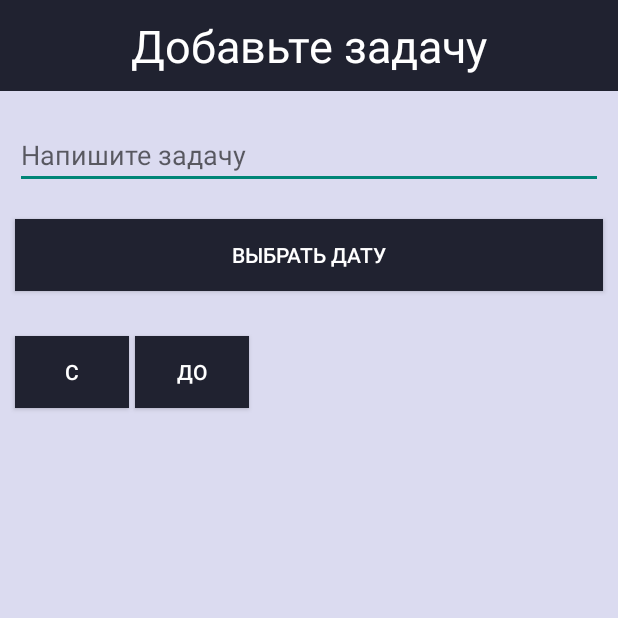
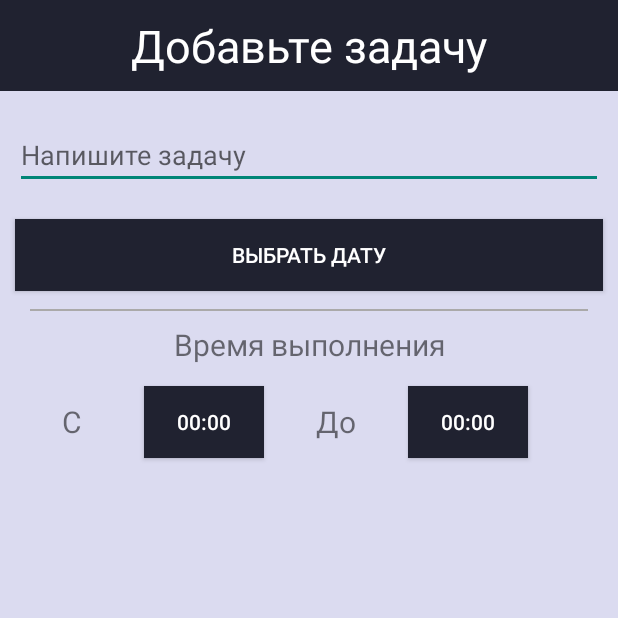
Before and after one commit to OVERENSAL/StudentScheduler, an Android app: the AddTasksActivity screen opened directly, with no data from a screen before it, on a phone screen of 412 x 824 dp, the top half of it. Run offline under Robolectric (Android 15) with nearby library versions, the phone set to English and light mode, and no system bars.

Commit message:
add TimePicker

```diff
--- a/StudentScheduler/app/src/main/java/com/example/studentscheduler/AddTasksActivity.kt
+++ b/StudentScheduler/app/src/main/java/com/example/studentscheduler/AddTasksActivity.kt
@@ -69,7 +69,7 @@ class AddTasksActivity : AppCompatActivity() {
             val tpd = TimePickerDialog.OnTimeSetListener { timePicker, startHour, startMinute ->
                 c.set(Calendar.HOUR_OF_DAY, startHour)
                 c.set(Calendar.MINUTE, startMinute)
-                startTimeView.text = SimpleDateFormat("HH:mm").format(c.time)
+                startTimeButton.text = SimpleDateFormat("HH:mm").format(c.time)
             }
             TimePickerDialog(
                 this,
@@ -85,7 +85,7 @@ class AddTasksActivity : AppCompatActivity() {
             val tpd = TimePickerDialog.OnTimeSetListener { timePicker, finishHour, finishMinute ->
                 c.set(Calendar.HOUR_OF_DAY, finishHour)
                 c.set(Calendar.MINUTE, finishMinute)
-                finishTimeView.text = SimpleDateFormat("HH:mm").format(c.time)
+                finishTimeButton.text = SimpleDateFormat("HH:mm").format(c.time)
             }
             TimePickerDialog(
                 this,
--- a/StudentScheduler/app/src/main/res/layout/activity_add_tasks.xml
+++ b/StudentScheduler/app/src/main/res/layout/activity_add_tasks.xml
@@ -48,6 +48,18 @@
         app:layout_constraintStart_toStartOf="parent"
         app:layout_constraintTop_toBottomOf="@+id/constraintLayout" />
 
+    <View
+        android:id="@+id/view"
+        android:layout_width="match_parent"
+        android:layout_height="1dp"
+        android:layout_marginStart="20dp"
+        android:layout_marginTop="12dp"
+        android:layout_marginEnd="20dp"
+        android:background="#AAA9A9"
+        app:layout_constraintEnd_toEndOf="parent"
+        app:layout_constraintStart_toStartOf="parent"
+        app:layout_constraintTop_toBottomOf="@+id/calendar_button" />
+
     <Button
         android:id="@+id/calendar_button"
         android:layout_width="match_parent"
@@ -62,47 +74,68 @@
         app:layout_constraintStart_toStartOf="parent"
         app:layout_constraintTop_toBottomOf="@+id/edit_text" />
 
+    <TextView
+        android:id="@+id/runTimeView"
+        android:layout_width="match_parent"
+        android:layout_height="wrap_content"
+        android:layout_marginStart="10dp"
+        android:layout_marginTop="10dp"
+        android:layout_marginEnd="10dp"
+        android:gravity="center"
+        android:text="@string/runTime"
+        android:textSize="20sp"
+        app:layout_constraintEnd_toEndOf="parent"
+        app:layout_constraintStart_toStartOf="parent"
+        app:layout_constraintTop_toTopOf="@+id/view" />
+
     <Button
         android:id="@+id/startTimeButton"
+        android:layout_width="80dp"
+        android:layout_height="wrap_content"
+        android:layout_marginStart="10dp"
+        android:layout_marginTop="14dp"
+        android:background="@color/mainColor"
+        android:text="@string/_00_00"
+        android:textColor="#FFFFFF"
+        app:layout_constraintStart_toEndOf="@+id/startTimeView"
+        app:layout_constraintTop_toBottomOf="@+id/runTimeView" />
+
+    <TextView
+        android:id="@+id/startTimeView"
         android:layout_width="76dp"
         android:layout_height="wrap_content"
         android:layout_marginStart="10dp"
-        android:layout_marginTop="30dp"
-        android:background="@color/mainColor"
-        android:text="@string/startTimeButton"
-        android:textColor="#FFFFFF"
+        android:layout_marginTop="24dp"
+        android:gravity="center"
+        android:text="@string/startTimeView"
+        android:textSize="20sp"
         app:layout_constraintStart_toStartOf="parent"
-        app:layout_constraintTop_toBottomOf="@+id/calendar_button" />
-
-    <TextView
-        android:id="@+id/startTimeView"
-        android:layout_width="80dp"
-        android:layout_height="wrap_content"
-        android:layout_marginTop="30dp"
-        android:textSize="30sp"
-        app:layout_constraintTop_toBottomOf="@+id/calendar_button"
-        tools:layout_editor_absoluteX="96dp" />
+        app:layout_constraintTop_toBottomOf="@+id/runTimeView" />
 
     <Button
         android:id="@+id/finishTimeButton"
+        android:layout_width="80dp"
+        android:layout_height="wrap_content"
+        android:layout_marginStart="10dp"
+        android:layout_marginTop="14dp"
+        android:background="@color/mainColor"
+        android:text="@string/_00_00"
+        android:textColor="#FFFFFF"
+        app:layout_constraintStart_toEndOf="@+id/finishTimeView"
+        app:layout_constraintTop_toBottomOf="@+id/runTimeView" />
+
+    <TextView
+        android:id="@+id/finishTimeView"
         android:layout_width="76dp"
         android:layout_height="wrap_content"
         android:layout_marginStart="10dp"
-        android:layout_marginTop="30dp"
-        android:background="@color/mainColor"
-        android:text="@string/finishTimeButton"
-        android:textColor="#FFFFFF"
-        app:layout_constraintStart_toEndOf="@+id/startTimeView"
-        app:layout_constraintTop_toBottomOf="@+id/calendar_button" />
+        android:layout_marginTop="24dp"
+        android:gravity="center"
+        android:text="@string/finishTimeView"
+        android:textSize="20sp"
+        app:layout_constraintStart_toEndOf="@+id/startTimeButton"
+        app:layout_constraintTop_toBottomOf="@+id/runTimeView" />
 
-    <TextView
-        android:id="@+id/finishTimeView"
-        android:layout_width="80dp"
-        android:layout_height="wrap_content"
-        android:layout_marginStart="10dp"
-        android:layout_marginTop="30dp"
-        android:textSize="30sp"
-        app:layout_constraintStart_toEndOf="@+id/finishTimeButton"
-        app:layout_constraintTop_toBottomOf="@+id/calendar_button" />
+
 
 </androidx.constraintlayout.widget.ConstraintLayout>
--- a/StudentScheduler/app/src/main/res/values/strings.xml
+++ b/StudentScheduler/app/src/main/res/values/strings.xml
@@ -5,4 +5,9 @@
     <string name="select_date">Выбрать дату</string>
     <string name="startTimeButton">С</string>
     <string name="finishTimeButton">До</string>
+    <string name="setTime">Установите время</string>
+    <string name="runTime">Время выполнения</string>
+    <string name="_00_00">00:00</string>
+    <string name="startTimeView">С</string>
+    <string name="finishTimeView">До</string>
 </resources>
```
